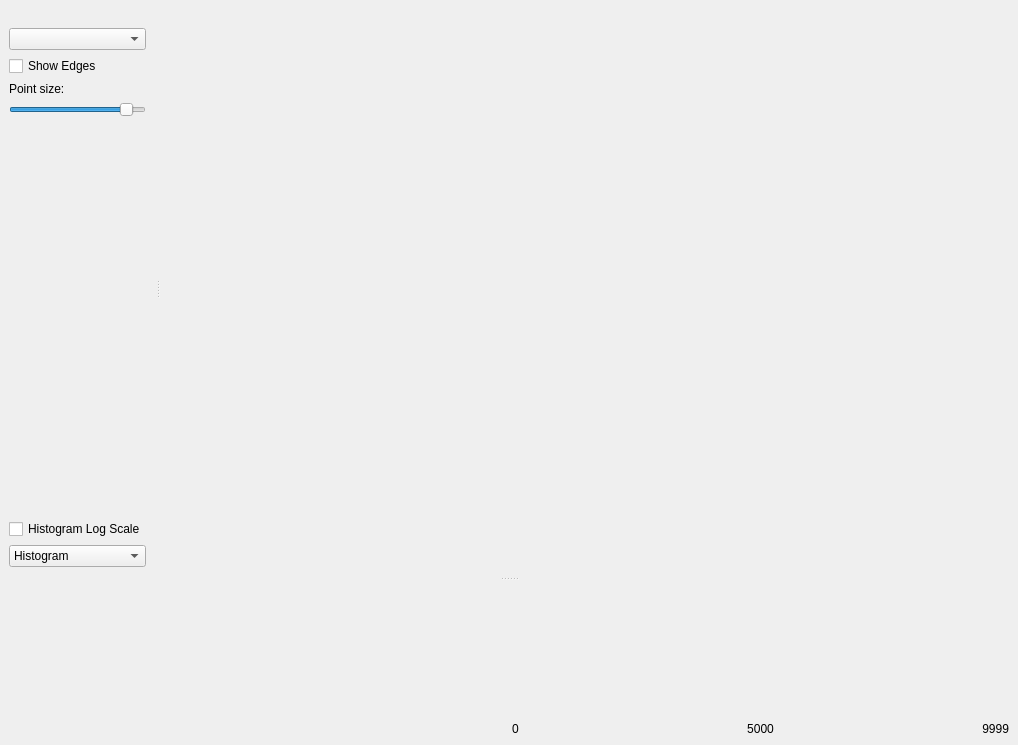
The window that src/vis/mainWindow.ui (Martin-Bela/Brain-Vis) describes before a commit, drawn with Qt 5.
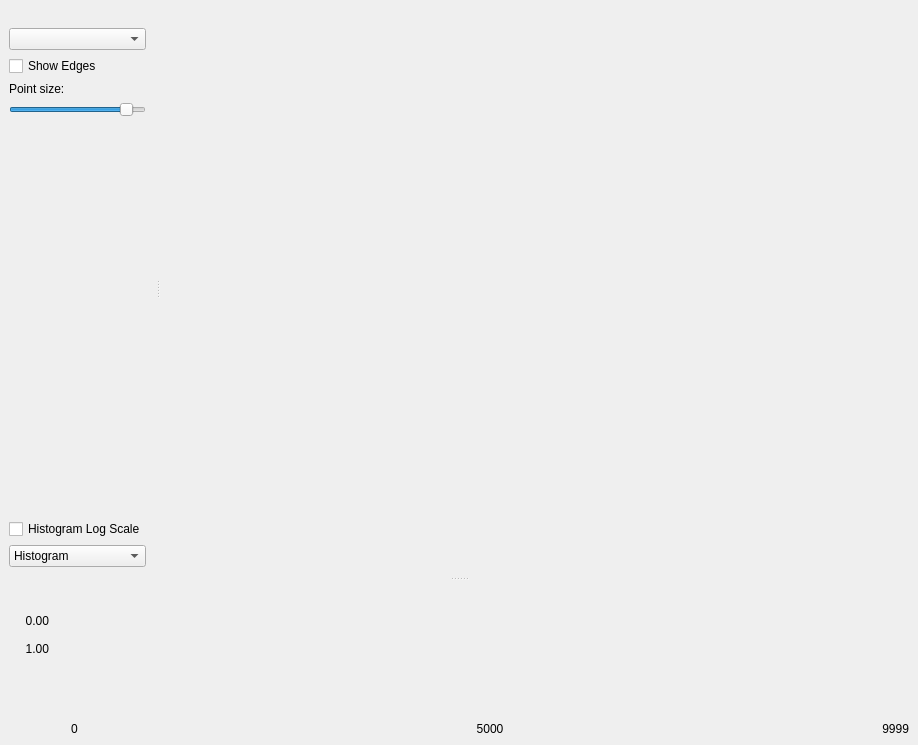
The same window after the commit. Custom widgets are drawn as their Qt base class.

Commit message: Add minValue, maxValue and currentTimestep labels

The edit to the form file:
```diff
--- a/src/vis/mainWindow.ui
+++ b/src/vis/mainWindow.ui
@@ -6,7 +6,7 @@
    <rect>
     <x>0</x>
     <y>0</y>
-    <width>1018</width>
+    <width>918</width>
     <height>745</height>
    </rect>
   </property>
@@ -162,20 +162,29 @@
     <layout class="QHBoxLayout" name="horizontalLayout">
      <item>
       <layout class="QGridLayout" name="gridLayout">
-       <item row="2" column="0">
-        <widget class="QRangeSlider" name="rangeSlider" native="true">
+       <item row="2" column="2">
+        <widget class="HistogramWidget" name="bottomPanel" native="true">
+         <property name="enabled">
+          <bool>true</bool>
+         </property>
+         <property name="sizePolicy">
+          <sizepolicy hsizetype="Expanding" vsizetype="Preferred">
+           <horstretch>0</horstretch>
+           <verstretch>0</verstretch>
+          </sizepolicy>
+         </property>
          <property name="minimumSize">
           <size>
-           <width>10</width>
+           <width>50</width>
            <height>50</height>
           </size>
          </property>
-         <property name="layoutDirection">
-          <enum>Qt::RightToLeft</enum>
+         <property name="autoFillBackground">
+          <bool>false</bool>
          </property>
         </widget>
        </item>
-       <item row="3" column="1">
+       <item row="3" column="2">
         <layout class="QGridLayout" name="sliderGridLayout">
          <item row="1" column="2">
           <widget class="QLabel" name="label_3">
@@ -226,20 +235,65 @@
         </layout>
        </item>
        <item row="2" column="1">
-        <widget class="HistogramWidget" name="bottomPanel" native="true">
-         <property name="enabled">
-          <bool>true</bool>
-         </property>
-         <property name="minimumSize">
-          <size>
-           <width>50</width>
-           <height>50</height>
-          </size>
-         </property>
-         <property name="autoFillBackground">
-          <bool>false</bool>
-         </property>
-        </widget>
+        <layout class="QGridLayout" name="gridLayout_2">
+         <item row="0" column="0">
+          <widget class="QLabel" name="maxValLabel">
+           <property name="sizePolicy">
+            <sizepolicy hsizetype="Preferred" vsizetype="Preferred">
+             <horstretch>0</horstretch>
+             <verstretch>0</verstretch>
+            </sizepolicy>
+           </property>
+           <property name="minimumSize">
+            <size>
+             <width>40</width>
+             <height>0</height>
+            </size>
+           </property>
+           <property name="maximumSize">
+            <size>
+             <width>40</width>
+             <height>100</height>
+            </size>
+           </property>
+           <property name="text">
+            <string>0.00</string>
+           </property>
+           <property name="alignment">
+            <set>Qt::AlignRight|Qt::AlignTrailing|Qt::AlignVCenter</set>
+           </property>
+          </widget>
+         </item>
+         <item row="1" column="0">
+          <widget class="QLabel" name="minValLabel">
+           <property name="minimumSize">
+            <size>
+             <width>0</width>
+             <height>0</height>
+            </size>
+           </property>
+           <property name="text">
+            <string>1.00</string>
+           </property>
+           <property name="alignment">
+            <set>Qt::AlignRight|Qt::AlignTrailing|Qt::AlignVCenter</set>
+           </property>
+          </widget>
+         </item>
+         <item row="0" column="1" rowspan="2">
+          <widget class="QRangeSlider" name="rangeSlider" native="true">
+           <property name="minimumSize">
+            <size>
+             <width>10</width>
+             <height>50</height>
+            </size>
+           </property>
+           <property name="layoutDirection">
+            <enum>Qt::RightToLeft</enum>
+           </property>
+          </widget>
+         </item>
+        </layout>
        </item>
       </layout>
      </item>
```
Left out of the diff: 2 changed lines with no effect on the pictures. The commit also changes 2 other files.
